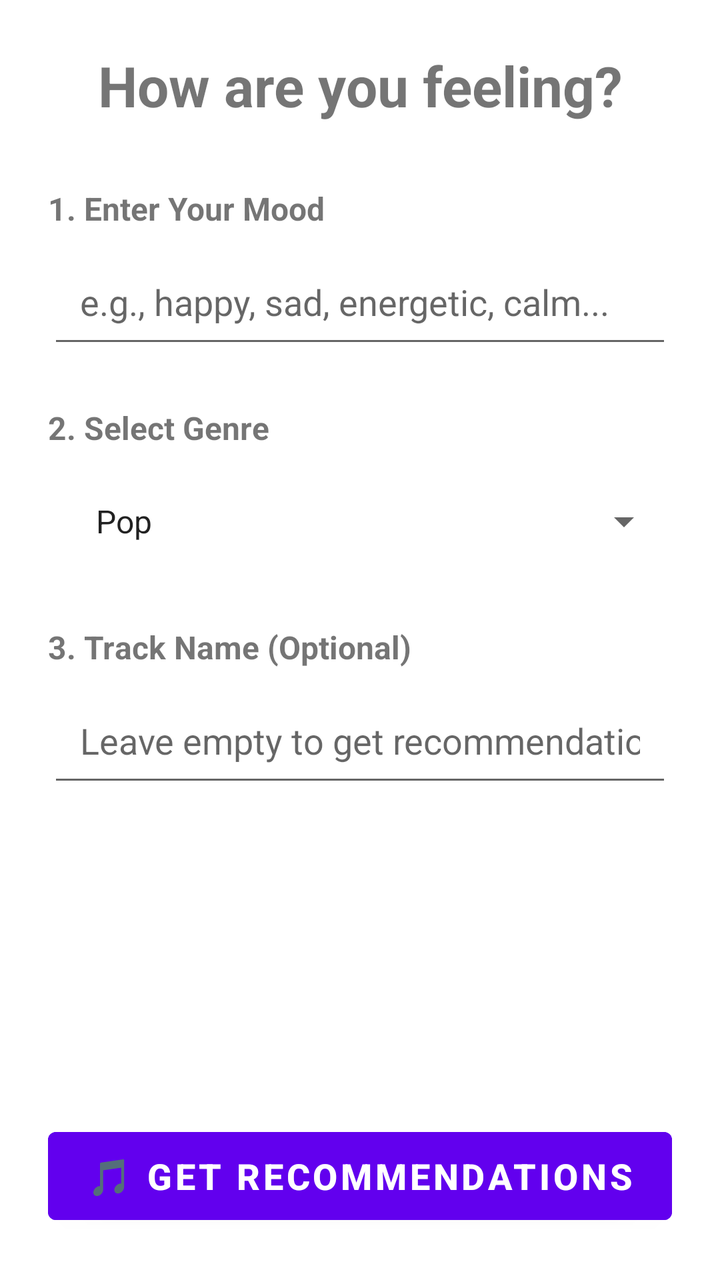
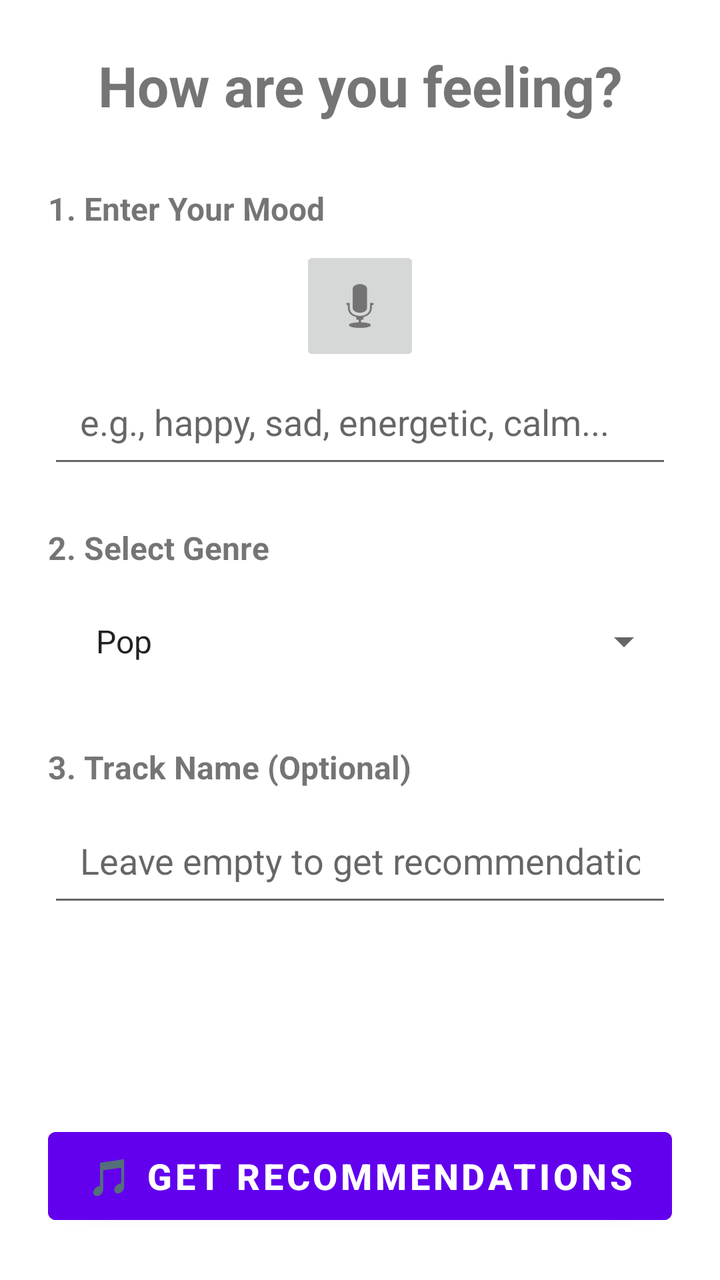

An Android layout rendered at two revisions. The XML below is the earlier revision; the diff shows what the commit changed to produce the second picture.
<!-- AndroidManifest.xml: application theme Theme.Moodic -->
<!-- res/layout/activity_mood_input.xml -->
<?xml version="1.0" encoding="utf-8"?>
<LinearLayout
    xmlns:android="http://schemas.android.com/apk/res/android"
    android:layout_width="match_parent"
    android:layout_height="match_parent"
    android:orientation="vertical"
    android:padding="24dp">

    
    <TextView
        android:layout_width="match_parent"
        android:layout_height="wrap_content"
        android:text="How are you feeling?"
        android:textSize="28sp"
        android:textStyle="bold"
        android:layout_marginBottom="32dp"
        android:textAlignment="center" />

    
    <TextView
        android:layout_width="match_parent"
        android:layout_height="wrap_content"
        android:text="1. Enter Your Mood"
        android:textSize="16sp"
        android:textStyle="bold"
        android:layout_marginBottom="8dp" />

    <EditText
        android:id="@+id/moodInput"
        android:layout_width="match_parent"
        android:layout_height="56dp"
        android:hint="e.g., happy, sad, energetic, calm..."
        android:inputType="text"
        android:padding="16dp"
        android:layout_marginBottom="24dp" />

    
    <TextView
        android:layout_width="match_parent"
        android:layout_height="wrap_content"
        android:text="2. Select Genre"
        android:textSize="16sp"
        android:textStyle="bold"
        android:layout_marginBottom="8dp" />

    <Spinner
        android:id="@+id/genreSpinner"
        android:layout_width="match_parent"
        android:layout_height="56dp"
        android:entries="@array/genre_array"
        android:layout_marginBottom="24dp"
        android:padding="16dp" />

    
    <TextView
        android:layout_width="match_parent"
        android:layout_height="wrap_content"
        android:text="3. Track Name (Optional)"
        android:textSize="16sp"
        android:textStyle="bold"
        android:layout_marginBottom="8dp" />

    <EditText
        android:id="@+id/trackInput"
        android:layout_width="match_parent"
        android:layout_height="56dp"
        android:hint="Leave empty to get recommendations"
        android:inputType="text"
        android:padding="16dp"
        android:layout_marginBottom="32dp" />

    
    <ProgressBar
        android:id="@+id/loadingBar"
        android:layout_width="wrap_content"
        android:layout_height="wrap_content"
        android:layout_gravity="center"
        android:layout_marginBottom="24dp"
        android:visibility="gone" />

    
    <View
        android:layout_width="0dp"
        android:layout_height="0dp"
        android:layout_weight="1" />

    
    <Button
        android:id="@+id/analyzeButton"
        android:layout_width="match_parent"
        android:layout_height="56dp"
        android:text="🎵 Get Recommendations"
        android:textSize="18sp"
        android:textStyle="bold"
        android:backgroundTint="#6200EE" />

</LinearLayout>
<!-- resources referenced by this layout -->
<resources>
  <string-array name="genre_array">
                      <item>Pop</item>
                      <item>Rock</item>
                      <item>Jazz</item>
                      <item>Hip-Hop</item>
                      <item>Classical</item>
                      <item>Electronic</item>
                      <item>RNB</item>
              </string-array>
  <style name="Theme.Moodic" parent="Theme.MaterialComponents.DayNight.DarkActionBar">
          
          <item name="colorPrimary">@color/purple_500</item>
          <item name="colorPrimaryVariant">@color/purple_700</item>
          <item name="colorOnPrimary">@color/white</item>
          
          <item name="colorSecondary">@color/teal_200</item>
          <item name="colorSecondaryVariant">@color/teal_700</item>
          <item name="colorOnSecondary">@color/black</item>
          
          <item name="android:statusBarColor">?attr/colorPrimaryVariant</item>
          
      </style>
  <color name="purple_500">#FF6200EE</color>
  <color name="purple_700">#FF3700B3</color>
  <color name="white">#FFFFFFFF</color>
  <color name="teal_200">#FF03DAC5</color>
  <color name="teal_700">#FF018786</color>
  <color name="black">#FF000000</color>
</resources>

<!-- the commit's change to res/layout/activity_mood_input.xml (unified diff, before → after) -->
@@ -24,6 +24,13 @@
         android:textSize="16sp"
         android:textStyle="bold"
         android:layout_marginBottom="8dp" />
+    <ImageButton
+        android:id="@+id/micButton"
+        android:layout_width="60dp"
+        android:layout_height="60dp"
+        android:src="@android:drawable/ic_btn_speak_now"
+        android:layout_gravity="center"
+        android:contentDescription="Voice Input" />
 
     <EditText
         android:id="@+id/moodInput"
